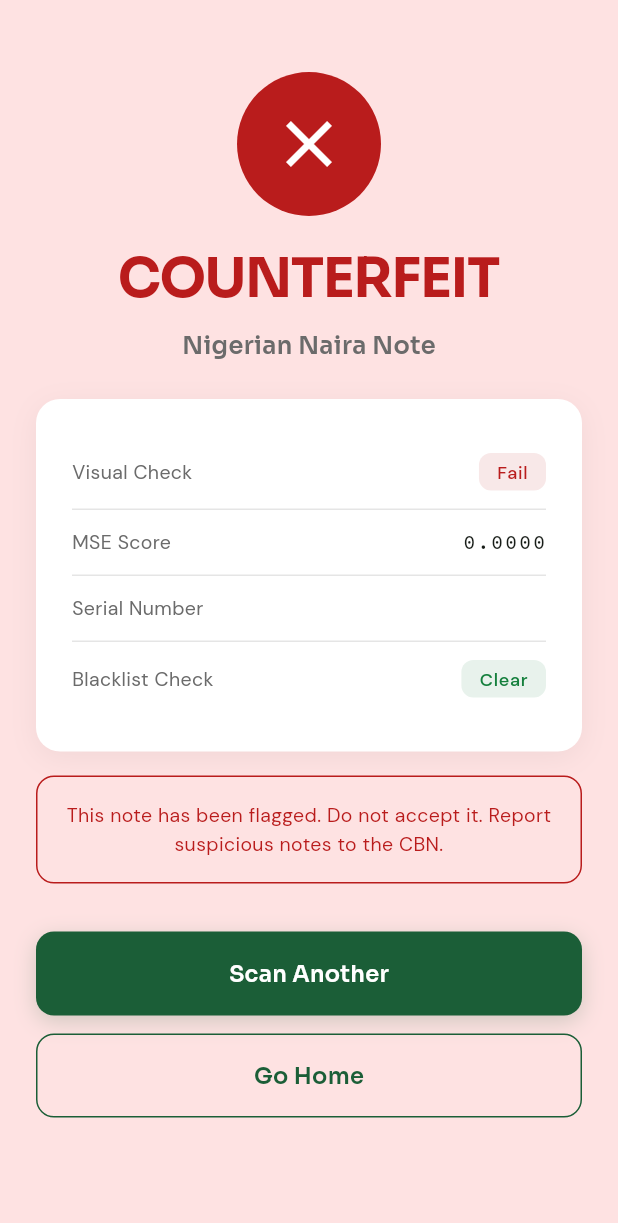
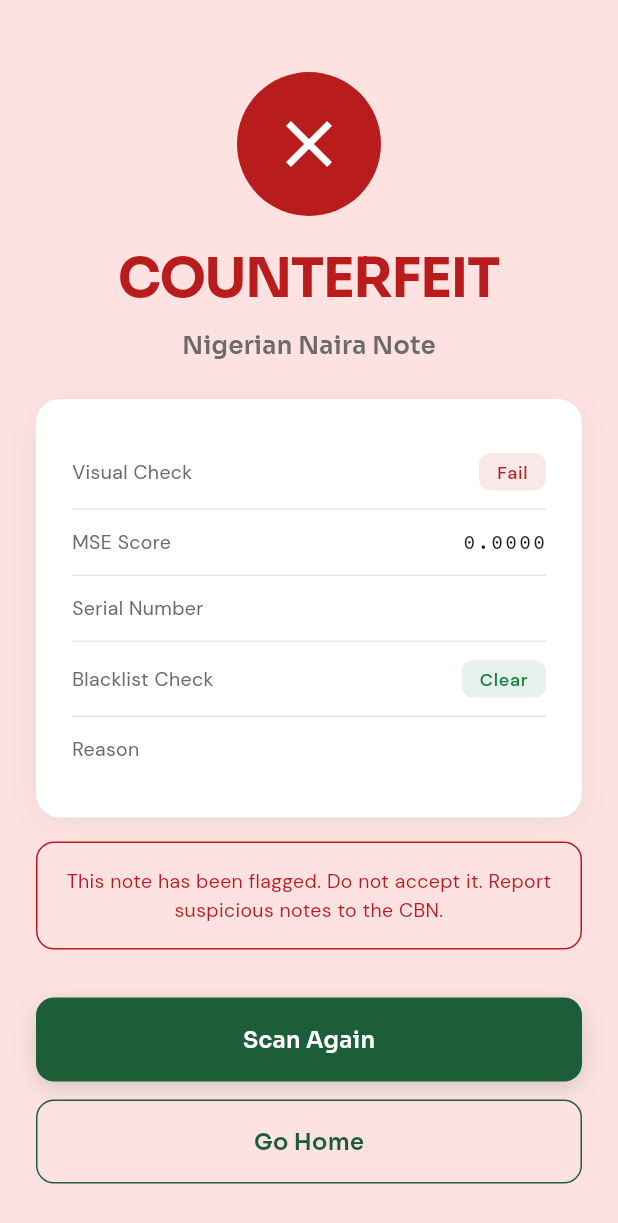
Before and after one commit to prodigy-rejoice/checkr, a Flutter app: the ResultView screen opened directly with empty values, on a phone screen of 412 x 824 dp. Shown: the top 1223 px of the screen. Run offline on Flutter 3.47's test engine with Material 3 defaults, Android fonts, the phone set to English and light mode, and no system bars; our stand-ins replace hive, hive_flutter, image_picker, permission_handler, stacked, stacked_services and 1 more; missing offline and left inert: google_mlkit_text_recognition; accounts and stored records are empty; statements that could not run were skipped.

Commit message:
Refactor result display logic to enhance clarity and add verdict reason to the result view

```diff
--- a/lib/models/scan_result.dart
+++ b/lib/models/scan_result.dart
@@ -1,19 +1,23 @@
 class ScanResult {
   final bool isGenuine;
+  final bool isOutOfScope;
   final double mseScore;
   final bool passedVisualCheck;
   final String? extractedSerial;
   final bool serialFormatValid;
   final bool serialBlacklisted;
   final DateTime scannedAt;
+  final String verdictReason;
 
   const ScanResult({
     required this.isGenuine,
+    this.isOutOfScope = false,
     required this.mseScore,
     required this.passedVisualCheck,
     this.extractedSerial,
     required this.serialFormatValid,
     required this.serialBlacklisted,
     required this.scannedAt,
+    required this.verdictReason,
   });
 }
--- a/lib/ui/views/result/result_view.dart
+++ b/lib/ui/views/result/result_view.dart
@@ -18,25 +18,30 @@
       viewModelBuilder: () => ResultViewModel(),
       onViewModelReady: (vm) => vm.initialise(result),
       builder: (context, vm, child) {
-        final isGenuine = vm.result.isGenuine;
+        final r = vm.result;
+        final backgroundColor = r.isOutOfScope
+            ? AppColors.warningLight
+            : r.isGenuine
+                ? AppColors.genuineLight
+                : AppColors.counterfeitLight;
+
         return Scaffold(
-          backgroundColor:
-              isGenuine ? AppColors.genuineLight : AppColors.counterfeitLight,
+          backgroundColor: backgroundColor,
           body: SafeArea(
             child: SingleChildScrollView(
               padding: const EdgeInsets.all(24),
               child: Column(
                 children: [
                   const SizedBox(height: 24),
-                  _buildVerdictIcon(isGenuine),
+                  _buildVerdictIcon(r),
                   const SizedBox(height: 16),
-                  _buildVerdictText(isGenuine),
+                  _buildVerdictText(r),
                   const SizedBox(height: 8),
                   _buildDenomination(),
                   const SizedBox(height: 24),
                   VerdictCardWidget(vm: vm),
                   const SizedBox(height: 16),
-                  _buildAdvisory(isGenuine),
+                  _buildAdvisory(r),
                   const SizedBox(height: 32),
                   _buildActions(vm),
                   const SizedBox(height: 16),
@@ -49,28 +54,47 @@
     );
   }
 
-  Widget _buildVerdictIcon(bool isGenuine) {
+  Widget _buildVerdictIcon(ScanResult r) {
+    final Color color;
+    final IconData icon;
+
+    if (r.isOutOfScope) {
+      color = AppColors.warning;
+      icon = Icons.info_outline;
+    } else if (r.isGenuine) {
+      color = AppColors.genuine;
+      icon = Icons.check;
+    } else {
+      color = AppColors.counterfeit;
+      icon = Icons.close;
+    }
+
     return Container(
       width: 96,
       height: 96,
-      decoration: BoxDecoration(
-        color: isGenuine ? AppColors.genuine : AppColors.counterfeit,
-        shape: BoxShape.circle,
-      ),
-      child: Icon(
-        isGenuine ? Icons.check : Icons.close,
-        color: Colors.white,
-        size: 52,
-      ),
+      decoration: BoxDecoration(color: color, shape: BoxShape.circle),
+      child: Icon(icon, color: Colors.white, size: 52),
     );
   }
 
-  Widget _buildVerdictText(bool isGenuine) {
+  Widget _buildVerdictText(ScanResult r) {
+    final Color color;
+    final String text;
+
+    if (r.isOutOfScope) {
+      color = AppColors.warning;
+      text = 'UNVERIFIED';
+    } else if (r.isGenuine) {
+      color = AppColors.genuine;
+      text = 'GENUINE';
+    } else {
+      color = AppColors.counterfeit;
+      text = 'COUNTERFEIT';
+    }
+
     return Text(
-      isGenuine ? 'GENUINE' : 'COUNTERFEIT',
-      style: AppTypography.verdictLarge.copyWith(
-        color: isGenuine ? AppColors.genuine : AppColors.counterfeit,
-      ),
+      text,
+      style: AppTypography.verdictLarge.copyWith(color: color),
     );
   }
 
@@ -81,26 +105,39 @@
     );
   }
 
-  Widget _buildAdvisory(bool isGenuine) {
-    final text = isGenuine
-        ? 'This note shows no signs of tampering. Both visual and serial checks passed.'
-        : 'This note has been flagged. Do not accept it. Report suspicious notes to the CBN.';
+  Widget _buildAdvisory(ScanResult r) {
+    final Color bgColor;
+    final Color borderColor;
+    final Color textColor;
+    final String text;
+
+    if (r.isOutOfScope) {
+      bgColor = AppColors.warningLight;
+      borderColor = AppColors.warning;
+      textColor = AppColors.warning;
+      text = r.verdictReason;
+    } else if (r.isGenuine) {
+      bgColor = AppColors.genuineLight;
+      borderColor = AppColors.genuine;
+      textColor = AppColors.genuine;
+      text = 'This note shows no signs of tampering. Both visual and serial checks passed.';
+    } else {
+      bgColor = AppColors.counterfeitLight;
+      borderColor = AppColors.counterfeit;
+      textColor = AppColors.counterfeit;
+      text = 'This note has been flagged. Do not accept it. Report suspicious notes to the CBN.';
+    }
 
     return Container(
       padding: const EdgeInsets.all(16),
       decoration: BoxDecoration(
-        color: isGenuine ? AppColors.genuineLight : AppColors.counterfeitLight,
+        color: bgColor,
         borderRadius: BorderRadius.circular(12),
-        border: Border.all(
-          color: isGenuine ? AppColors.genuine : AppColors.counterfeit,
-          width: 1,
-        ),
+        border: Border.all(color: borderColor, width: 1),
       ),
       child: Text(
         text,
-        style: AppTypography.body2.copyWith(
-          color: isGenuine ? AppColors.genuine : AppColors.counterfeit,
-        ),
+        style: AppTypography.body2.copyWith(color: textColor),
         textAlign: TextAlign.center,
       ),
     );
@@ -110,7 +147,7 @@
     return Column(
       children: [
         PrimaryButtonWidget(
-          label: 'Scan Another',
+          label: 'Scan Again',
           onPressed: vm.scanAnother,
         ),
         const SizedBox(height: 12),
--- a/lib/ui/views/result/result_viewmodel.dart
+++ b/lib/ui/views/result/result_viewmodel.dart
@@ -13,7 +13,9 @@
 
   String get formattedMse => _result.mseScore.toStringAsFixed(4);
 
-  String get displaySerial => _result.extractedSerial ?? 'Unreadable';
+  String get displaySerial => _result.extractedSerial ?? 'Not extracted';
+
+  String get verdictReason => _result.verdictReason;
 
   void initialise(ScanResult result) {
     _result = result;
--- a/lib/ui/widgets/verdict_card_widget.dart
+++ b/lib/ui/widgets/verdict_card_widget.dart
@@ -50,6 +50,24 @@
               !vm.result.serialBlacklisted,
             ),
           ),
+          _buildDivider(),
+          _buildRow(
+            'Reason',
+            Flexible(
+              child: Text(
+                vm.verdictReason,
+                style: AppTypography.body2.copyWith(
+                  color: vm.result.isOutOfScope
+                      ? AppColors.warning
+                      : vm.result.isGenuine
+                          ? AppColors.genuine
+                          : AppColors.counterfeit,
+                  fontWeight: FontWeight.w500,
+                ),
+                textAlign: TextAlign.end,
+              ),
+            ),
+          ),
         ],
       ),
     );
```
Also changed, not shown: lib/services/tflite_service.dart (+21 -46 lines), lib/ui/views/scan/scan_view.dart (+69 -120 lines), lib/ui/views/scan/scan_viewmodel.dart (+123 -154 lines).
